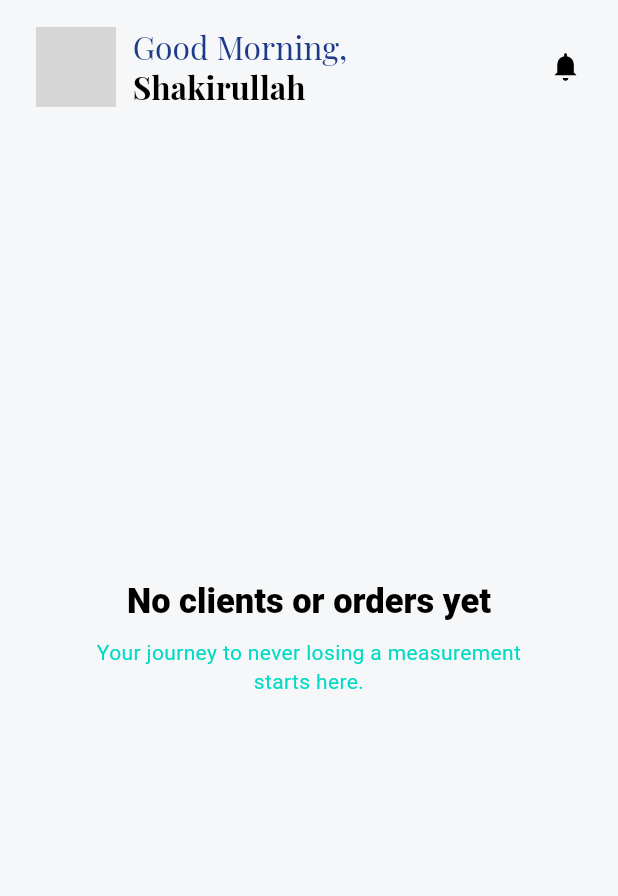
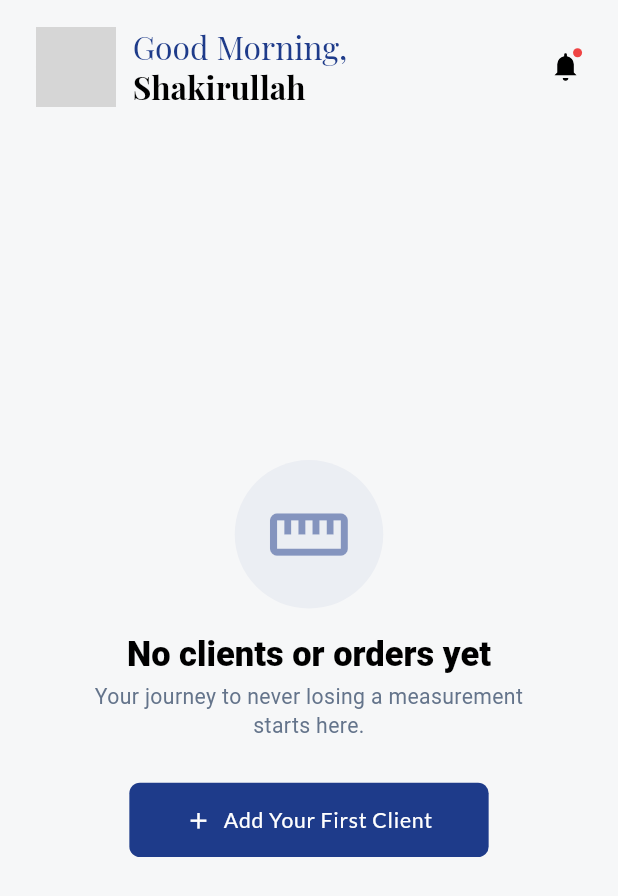
Before and after one commit to Shakirullah-builds/sewsafe-mobile, a Flutter app: the HomeScreen screen opened by its route, on a phone screen of 412 x 824 dp. Shown: the top 896 px of the screen. Run offline on Flutter 3.47's test engine with Material 3 defaults, Android fonts, the phone set to English and light mode, and no system bars; our stand-ins replace device_preview, flutter_dotenv, flutter_riverpod, flutter_screenutil, flutter_svg, go_router and 3 more; accounts and stored records are empty; network calls fail; grey boxes are pictures that could not be loaded.

Commit message:
feat: add home screen layout and custom empty state UI

```diff
--- a/lib/src/core/widgets/custom_empty_state.dart
+++ b/lib/src/core/widgets/custom_empty_state.dart
@@ -10,6 +10,9 @@ class CustomEmptyState extends StatelessWidget {
   final String subtitle;
   final Color? subtitleColor;
   final Color? titleColor;
+  final double? titleHeight;
+  final double? subtitleHeight;
+
   // Dual-slot visual system (just like your CustomButton!)
   final IconData? icon;
   final Widget? imageWidget;
@@ -28,6 +31,8 @@ class CustomEmptyState extends StatelessWidget {
     this.onButtonPressed,
     this.subtitleColor,
     this.titleColor,
+    this.titleHeight,
+    this.subtitleHeight,
   });
 
   @override
@@ -67,6 +72,7 @@ class CustomEmptyState extends StatelessWidget {
               color: titleColor ?? theme.colorScheme.onSurface,
               fontSize: 26.spMin,
               fontWeight: FontWeight.w800,
+              height: titleHeight,
             ),
             textAlign: TextAlign.center,
           ),
@@ -74,8 +80,10 @@ class CustomEmptyState extends StatelessWidget {
           CustomText(
             subtitle,
             style: theme.textTheme.bodyMedium?.copyWith(
-              color: subtitleColor ?? theme.colorScheme.secondaryContainer,
-              height: 1.5.h,
+              color: subtitleColor ?? theme.colorScheme.onPrimary,
+              height: subtitleHeight,
+              fontSize: 16.spMin,
+              fontWeight: FontWeight.w400,
             ),
             textAlign: TextAlign.center,
           ),
@@ -85,7 +93,8 @@ class CustomEmptyState extends StatelessWidget {
             CustomButton(
               text: buttonText!,
               onPressed: onButtonPressed!,
-              width: 200.w, // Keep the button reasonably sized, not full width
+              buttonTextFontSize: 16.spMin,
+              width: 250.w, // Keep the button reasonably sized, not full width
               icon: Icons.add, // A nice default icon for empty state actions
             ),
           ],
--- a/lib/src/features/auth/presentation/screens/home.dart
+++ b/lib/src/features/auth/presentation/screens/home.dart
@@ -24,7 +24,8 @@ class HomeScreen extends StatelessWidget {
                     radius: 30.r,
                     backgroundColor: Colors.grey[300],
                     backgroundImage: const NetworkImage(
-                        'https://avatars.githubusercontent.com/u/258787491?v=4',), // Placeholder avatar
+                      'https://avatars.githubusercontent.com/u/258787491?v=4',
+                    ), // Placeholder avatar
                   ),
                   12.horizontalSpace,
                   Expanded(
@@ -50,18 +51,28 @@ class HomeScreen extends StatelessWidget {
                       ],
                     ),
                   ),
-                  CustomSvg(
-                    AppIcons.notificationBell,
-                    width: 24.w,
-                    height: 32.h,
-                    color: theme.colorScheme.onSurface,
+                  Badge(
+                    padding: EdgeInsets.zero,
+                    offset: const Offset(0, 0),
+                    backgroundColor: theme.colorScheme.error,
+                    child: CustomSvg(
+                      AppIcons.notificationBell,
+                      width: 24.w,
+                      height: 32.h,
+                      color: theme.colorScheme.onSurface,
+                    ),
                   ),
                 ],
               ),
-              const Expanded(
+              Expanded(
                 child: Center(
                   child: CustomEmptyState(
                     title: 'No clients or orders yet',
+                    titleHeight: 0.9.h,
+                    subtitleHeight: 1.5.h,
+                    icon: Icons.straighten,
+                    onButtonPressed: () {},
+                    buttonText: 'Add Your First Client',
                     subtitle:
                         'Your journey to never losing a measurement starts here.',
                   ),
```
